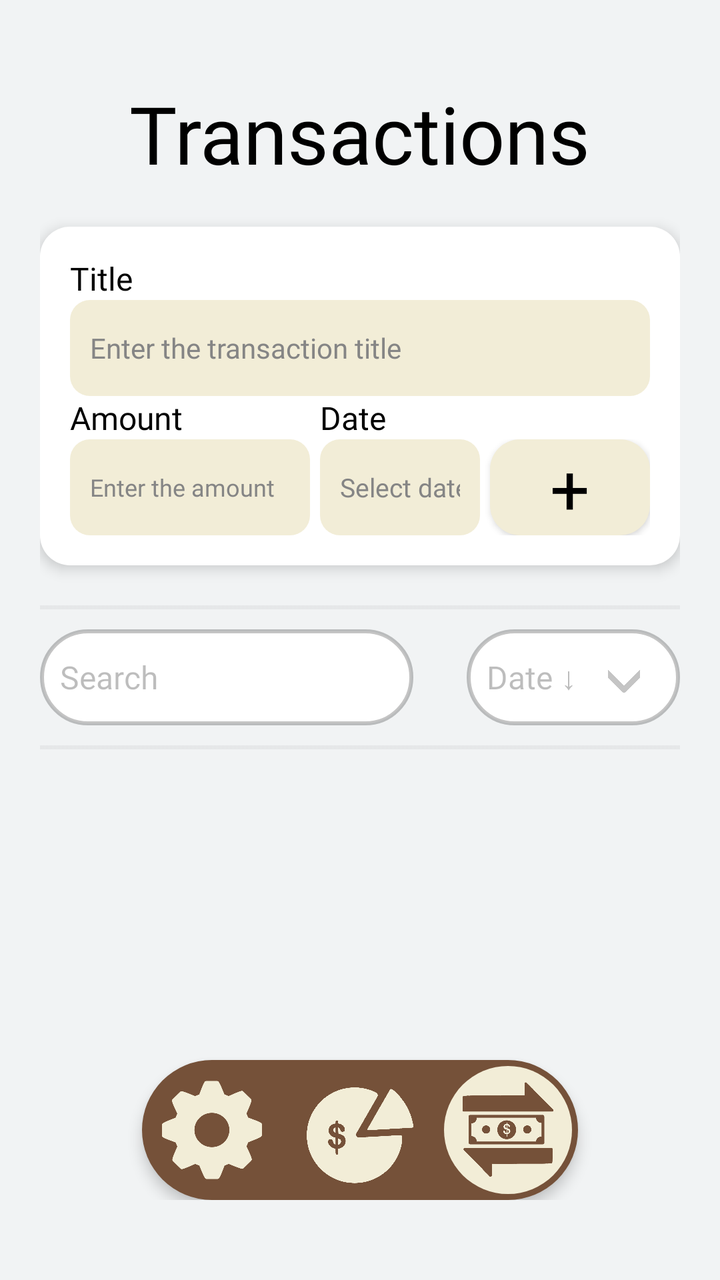
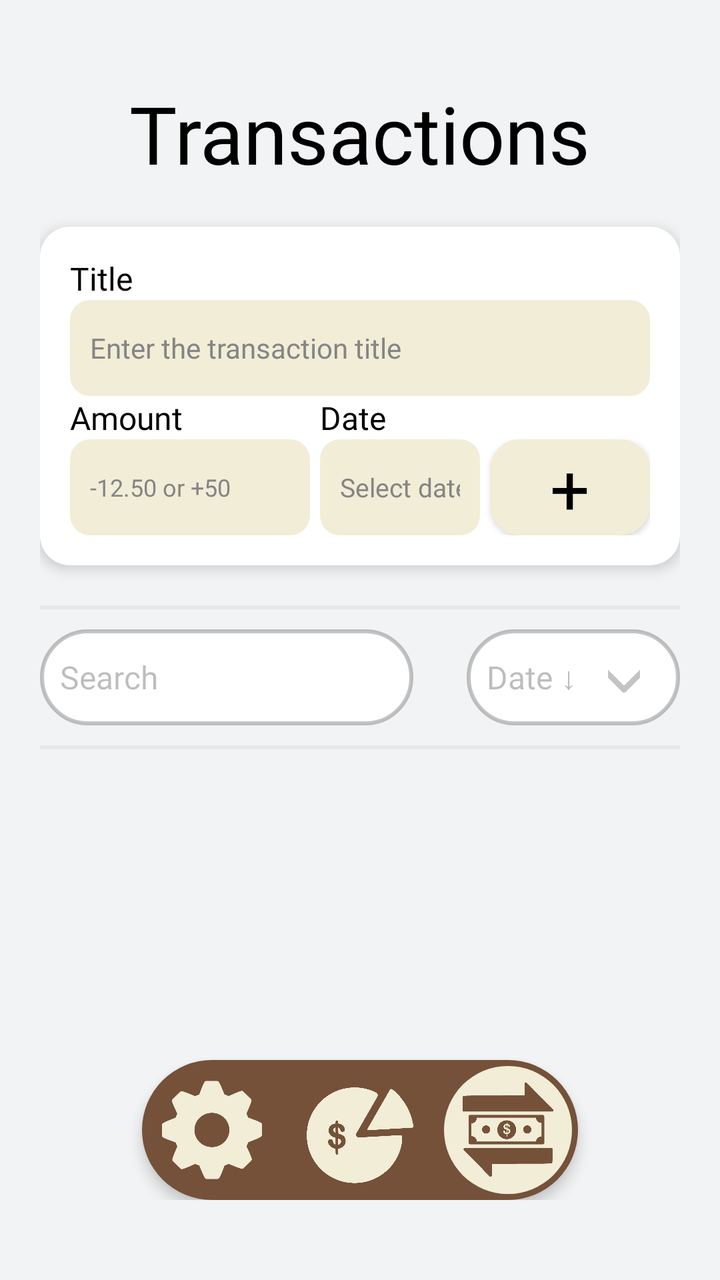

Before-and-after screenshots of an Android layout around one commit, followed by the original layout XML and the change that was made.
<!-- AndroidManifest.xml: application theme Theme.DailyFund -->
<!-- res/layout/activity_transactions.xml -->
<?xml version="1.0" encoding="utf-8"?>
<androidx.constraintlayout.widget.ConstraintLayout
    xmlns:android="http://schemas.android.com/apk/res/android"
    xmlns:tools="http://schemas.android.com/tools"
    xmlns:app="http://schemas.android.com/apk/res-auto"
    android:id="@+id/main"
    android:layout_width="match_parent"
    android:layout_height="match_parent"
    android:background="@color/black"
    tools:context=".Transaction.TransactionsActivity">

  <RelativeLayout
      android:layout_width="match_parent"
      android:layout_height="match_parent"
      android:background="@color/salt"
      android:paddingLeft="20dp"
      android:paddingTop="40dp"
      android:paddingRight="20dp"
      android:paddingBottom="40dp">

    <TextView
        android:id="@+id/tv_transactions_title"
        android:layout_width="wrap_content"
        android:layout_height="wrap_content"
        android:text="@string/transactions"
        android:textSize="40sp"
        android:textColor="@color/black"
        android:fontFamily="@font/inter_18pt_bold"
        android:layout_centerHorizontal="true" />

    <LinearLayout
        android:id="@+id/ll_data"
        android:layout_width="match_parent"
        android:layout_height="wrap_content"
        android:background="@drawable/box_style"
        android:backgroundTint="@color/white"
        android:orientation="vertical"
        android:paddingStart="15dp"
        android:paddingEnd="15dp"
        android:layout_below="@id/tv_transactions_title"
        android:layout_marginTop="20dp"
        android:elevation="4dp">

      <LinearLayout
          android:layout_width="match_parent"
          android:layout_height="match_parent"
          android:orientation="vertical">

        <View
            android:layout_width="match_parent"
            android:layout_height="15dp"/>

        <TextView
            android:layout_width="wrap_content"
            android:layout_height="wrap_content"
            android:fontFamily="@font/inter_18pt_regular"
            android:text="@string/title"
            android:textColor="@color/black"
            android:textSize="16sp" />

        <EditText
            android:id="@+id/et_title"
            android:layout_width="match_parent"
            android:layout_height="48dp"
            android:background="@drawable/et_bg"
            android:hint="@string/enter_the_transaction_title"
            android:inputType="text"
            android:textSize="14sp"
            android:textColor="@color/black"
            android:textColorHint="@color/grey"
            android:fontFamily="@font/inter_18pt_regular"
            android:padding="10dp"/>

      </LinearLayout>

      <LinearLayout
          android:layout_width="match_parent"
          android:layout_height="match_parent"
          android:orientation="horizontal">

        <TextView
            android:layout_width="0dp"
            android:layout_height="wrap_content"
            android:layout_weight="3"
            android:fontFamily="@font/inter_18pt_regular"
            android:text="@string/amount"
            android:textColor="@color/black"
            android:textSize="16sp" />

        <TextView
            android:layout_width="0dp"
            android:layout_height="wrap_content"
            android:layout_weight="2"
            android:fontFamily="@font/inter_18pt_regular"
            android:text="@string/date"
            android:textColor="@color/black"
            android:textSize="16sp"
            android:layout_marginStart="5dp"
            android:layout_marginEnd="5dp" />

        <View
            android:layout_width="0dp"
            android:layout_height="match_parent"
            android:layout_weight="2"/>

      </LinearLayout>

      <LinearLayout
          android:layout_width="match_parent"
          android:layout_height="48dp"
          android:orientation="horizontal">

        <EditText
            android:id="@+id/et_amount"
            android:layout_width="0dp"
            android:layout_height="match_parent"
            android:layout_weight="3"
            android:background="@drawable/et_bg"
            android:hint="@string/enter_the_amount"
            android:inputType="numberDecimal"
            android:textSize="12sp"
            android:textColor="@color/black"
            android:textColorHint="@color/grey"
            android:fontFamily="@font/inter_18pt_regular"
            android:padding="10dp" />

        <EditText
            android:id="@+id/et_date"
            android:layout_width="0dp"
            android:layout_height="match_parent"
            android:layout_weight="2"
            android:background="@drawable/et_bg"
            android:hint="@string/select_date"
            android:inputType="date"
            android:textSize="13sp"
            android:textColor="@color/black"
            android:textColorHint="@color/grey"
            android:fontFamily="@font/inter_18pt_regular"
            android:padding="10dp"
            android:layout_marginStart="5dp"
            android:layout_marginEnd="5dp" />

        <Button
            android:id="@+id/btn_add_transaction"
            android:layout_width="0dp"
            android:layout_height="match_parent"
            android:layout_weight="2"
            android:text="+"
            android:textSize="35sp"
            android:textColor="@color/black"
            android:fontFamily="@font/inter_18pt_semibold"
            android:background="@drawable/box_style"
            android:backgroundTint="@color/beige"
            android:gravity="center"/>
      </LinearLayout>

      <View
          android:layout_width="match_parent"
          android:layout_height="15dp"/>

    </LinearLayout>

    <ImageView
        android:id="@+id/iv_line1"
        android:layout_width="match_parent"
        android:layout_height="wrap_content"
        android:src="@drawable/line1"
        android:layout_marginTop="20dp"
        android:layout_marginBottom="10dp"
        android:scaleType="fitXY"
        android:layout_below="@id/ll_data" />
    <LinearLayout
        android:id="@+id/ll_transactions"
        android:layout_width="match_parent"
        android:layout_height="wrap_content"
        android:layout_below="@id/iv_line1"
        android:orientation="horizontal">

      <EditText
          android:id="@+id/et_search"
          android:layout_width="0dp"
          android:layout_height="match_parent"
          android:layout_weight="7"
          android:background="@drawable/sort_btn_bg"
          android:hint="@string/search"
          android:inputType="text"
          android:textAllCaps="false"
          android:textSize="16sp"
          android:textColor="@color/black"
          android:textColorHint="@color/black_26"
          android:fontFamily="@font/inter_18pt_medium"
          android:gravity="start|center"
          android:paddingStart="10dp"
          android:paddingEnd="10dp"/>

      <View
          android:layout_width="0dp"
          android:layout_height="match_parent"
          android:layout_weight="1" />

      <Button
          android:id="@+id/btn_sort"
          android:layout_width="0dp"
          android:layout_height="wrap_content"
          android:layout_weight="4"
          android:background="@drawable/sort_btn_bg"
          android:text="@string/date_sort"
          android:textAllCaps="false"
          android:textSize="16sp"
          android:textColor="@color/black_26"
          android:fontFamily="@font/inter_18pt_medium"
          android:gravity="start|center"
          android:paddingStart="10dp"
          android:paddingEnd="10dp"
          android:layout_gravity="center"
          />
    </LinearLayout>

    <ImageView
        android:layout_width="16dp"
        android:layout_height="16dp"
        android:src="@drawable/down_arrow"
        android:scaleType="centerCrop"
        app:tint="@color/black_23"
        android:layout_alignTop="@id/ll_transactions"
        android:layout_alignBottom="@id/ll_transactions"
        android:layout_alignEnd="@id/ll_transactions"
        android:layout_marginEnd="20dp"
        android:layout_marginBottom="2dp"/>

    <ImageView
        android:id="@+id/iv_line2"
        android:layout_width="match_parent"
        android:layout_height="wrap_content"
        android:src="@drawable/line1"
        android:layout_marginBottom="10dp"
        android:scaleType="fitXY"
        android:layout_below="@id/ll_transactions"
        android:layout_marginTop="10dp"/>

    <ListView
        android:id="@+id/lv_transactions"
        android:layout_width="match_parent"
        android:layout_height="wrap_content"
        android:layout_below="@id/iv_line2"
        android:layout_marginTop="5dp"/>

    <LinearLayout
        android:id="@+id/ll_navigation"
        android:layout_width="wrap_content"
        android:layout_height="wrap_content"
        android:layout_alignParentBottom="true"
        android:layout_centerInParent="true"
        android:background="@drawable/navigation_bar"
        android:orientation="horizontal"
        android:elevation="4dp">

      <ImageButton
          android:id="@+id/btn_settings"
          android:layout_width="64dp"
          android:layout_height="64dp"
          android:layout_marginTop="3dp"
          android:layout_marginBottom="3dp"
          android:layout_marginStart="3dp"
          android:contentDescription="@string/navigate_to_settings"
          android:background="@null"
          android:src="@drawable/settings_logo"
          android:scaleType="centerCrop"
          android:padding="7dp"
          app:tint="@color/beige" />

      <View
          android:layout_width="10dp"
          android:layout_height="match_parent" />

      <ImageButton
          android:id="@+id/btn_main"
          android:layout_width="64dp"
          android:layout_height="64dp"
          android:layout_marginTop="3dp"
          android:layout_marginBottom="3dp"
          android:onClick="navigateToMain"
          android:contentDescription="@string/navigate_to_main"
          android:background="@null"
          android:src="@drawable/budget_logo"
          android:scaleType="centerCrop"
          android:padding="5dp"
          app:tint="@color/beige" />

      <View
          android:layout_width="10dp"
          android:layout_height="match_parent" />

      <ImageView
          android:layout_width="64dp"
          android:layout_height="64dp"
          android:layout_marginTop="3dp"
          android:layout_marginBottom="3dp"
          android:layout_marginEnd="3dp"
          android:paddingStart="10dp"
          android:paddingEnd="10dp"
          android:background="@drawable/navigation_btn_bg"
          android:src="@drawable/transaction_logo"
          android:scaleType="centerCrop"
          android:padding="7dp"
          app:tint="@color/brown"/>
    </LinearLayout>
  </RelativeLayout>
  </androidx.constraintlayout.widget.ConstraintLayout>
<!-- resources referenced by this layout -->
<resources>
  <color name="beige">#F2EDD7</color>
  <color name="black">#000000</color>
  <color name="black_23">#3B000000</color>
  <color name="black_26">#42000000</color>
  <color name="brown">#755139</color>
  <color name="grey">#858585</color>
  <color name="salt">#F1F3F4</color>
  <color name="white">#FFFFFFFF</color>
  <!-- drawable box_style (drawable) -->
  <?xml version="1.0" encoding="utf-8"?>
  <selector xmlns:android="http://schemas.android.com/apk/res/android">
  
      <item>
          <shape>
              <solid android:color="@color/salt2"/>
              <corners android:radius="15dp"/>
          </shape>
      </item>
  </selector>
  <!-- drawable budget_logo: png bitmap (drawable, 60241 bytes) -->
  <!-- drawable down_arrow: png bitmap (drawable, 2806 bytes) -->
  <!-- drawable et_bg (drawable) -->
  <?xml version="1.0" encoding="utf-8"?>
  <selector xmlns:android="http://schemas.android.com/apk/res/android">
  
      <item>
          <shape>
              <solid android:color="@color/beige"/>
              <corners android:radius="10dp"/>
          </shape>
      </item>
  </selector>
  <!-- drawable line1: png bitmap (drawable, 142 bytes) -->
  <!-- drawable navigation_bar (drawable) -->
  <?xml version="1.0" encoding="utf-8"?>
  <selector xmlns:android="http://schemas.android.com/apk/res/android">
  
      <item>
          <shape android:shape="rectangle">
              <solid android:color="@color/brown"/>
              <corners android:radius="40dp"/>
          </shape>
      </item>
  </selector>
  <!-- drawable navigation_btn_bg (drawable) -->
  <?xml version="1.0" encoding="utf-8"?>
  <selector xmlns:android="http://schemas.android.com/apk/res/android">
      <item>
          <shape android:shape="oval">
              <solid android:color="@color/beige"/>
          </shape>
      </item>
  </selector>
  <!-- drawable settings_logo: png bitmap (drawable, 33157 bytes) -->
  <!-- drawable sort_btn_bg (drawable) -->
  <?xml version="1.0" encoding="utf-8"?>
  <selector xmlns:android="http://schemas.android.com/apk/res/android">
      <item>
          <shape android:shape="rectangle">
              <solid android:color="@color/white"/>"/>
              <corners android:radius="30dp"/>
              <stroke android:width="2dp" android:color="@color/black_23"/>
          </shape>
      </item>
  </selector>
  <!-- drawable transaction_logo: png bitmap (drawable, 58359 bytes) -->
  <string name="amount">Amount</string>
  <string name="date">Date</string>
  <string name="date_sort">Date ↓</string>
  <string name="enter_the_amount">Enter the amount</string>
  <string name="enter_the_transaction_title">Enter the transaction title</string>
  <string name="navigate_to_main">Navigate to main</string>
  <string name="navigate_to_settings">Navigate to settings</string>
  <string name="search">Search</string>
  <string name="select_date">Select date</string>
  <string name="title">Title</string>
  <string name="transactions">Transactions</string>
  <style name="Theme.DailyFund" parent="Base.Theme.Dailyfundv2" />
  <color name="salt2">#F2F2F2</color>
  <style name="Base.Theme.Dailyfundv2" parent="Theme.AppCompat.Light.NoActionBar">
          
          
      </style>
</resources>

<!-- the commit's change to res/layout/activity_transactions.xml (unified diff, before → after) -->
@@ -117,7 +117,7 @@
             android:layout_weight="3"
             android:background="@drawable/et_bg"
             android:hint="@string/enter_the_amount"
-            android:inputType="numberDecimal"
+            android:inputType="numberDecimal|numberSigned"
             android:textSize="12sp"
             android:textColor="@color/black"
             android:textColorHint="@color/grey"
<!-- resource entries referenced after the edit -->
@@ -69,7 +69,7 @@
   <string name="amount">Amount</string>
   <string name="date">Date</string>
   <string name="date_sort">Date ↓</string>
-  <string name="enter_the_amount">Enter the amount</string>
+  <string name="enter_the_amount">-12.50 or +50</string>
   <string name="enter_the_transaction_title">Enter the transaction title</string>
   <string name="navigate_to_main">Navigate to main</string>
   <string name="navigate_to_settings">Navigate to settings</string>
